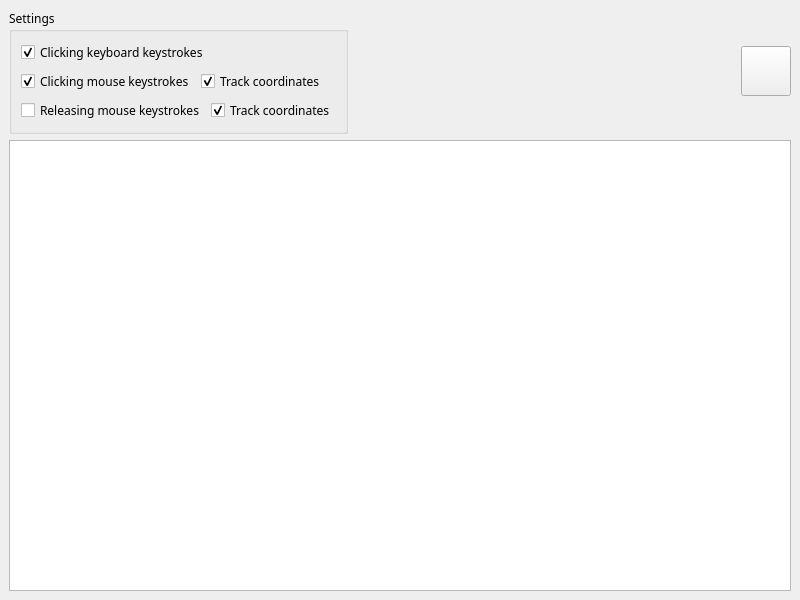
First picture: the form in ui/raw/KeyLogger.ui, repository Nakama3942/KeyLogger, before the edit.
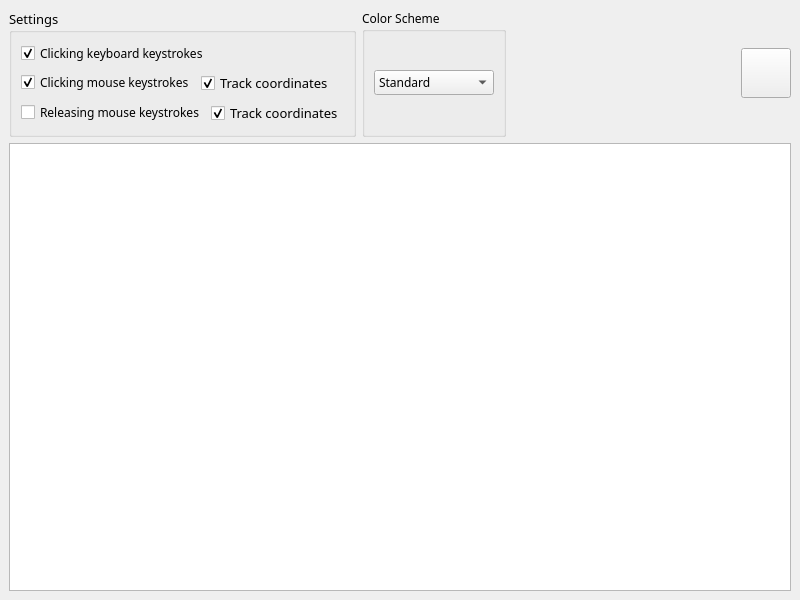
Second picture: the form after the edit.

Commit message: Implemented customization of logging color schemes; added monochrome color scheme (template; unfinished)

Diff of the .ui file:
```diff
--- a/ui/raw/KeyLogger.ui
+++ b/ui/raw/KeyLogger.ui
@@ -24,6 +24,11 @@
      <layout class="QHBoxLayout" name="horizontalLayout">
       <item>
        <widget class="QGroupBox" name="groupBox">
+        <property name="font">
+         <font>
+          <pointsize>10</pointsize>
+         </font>
+        </property>
         <property name="title">
          <string>Settings</string>
         </property>
@@ -101,6 +106,43 @@
         </layout>
        </widget>
       </item>
+      <item>
+       <widget class="QGroupBox" name="groupBox_2">
+        <property name="title">
+         <string>Color Scheme</string>
+        </property>
+        <layout class="QVBoxLayout" name="verticalLayout_3">
+         <item>
+          <widget class="QComboBox" name="comboScheme">
+           <property name="minimumSize">
+            <size>
+             <width>120</width>
+             <height>25</height>
+            </size>
+           </property>
+           <property name="font">
+            <font>
+             <pointsize>9</pointsize>
+            </font>
+           </property>
+           <property name="currentIndex">
+            <number>0</number>
+           </property>
+           <item>
+            <property name="text">
+             <string>Standard</string>
+            </property>
+           </item>
+           <item>
+            <property name="text">
+             <string>Monochrome</string>
+            </property>
+           </item>
+          </widget>
+         </item>
+        </layout>
+       </widget>
+      </item>
       <item>
        <spacer name="horizontalSpacer">
         <property name="orientation">
```
The commit also changes 3 other files.
